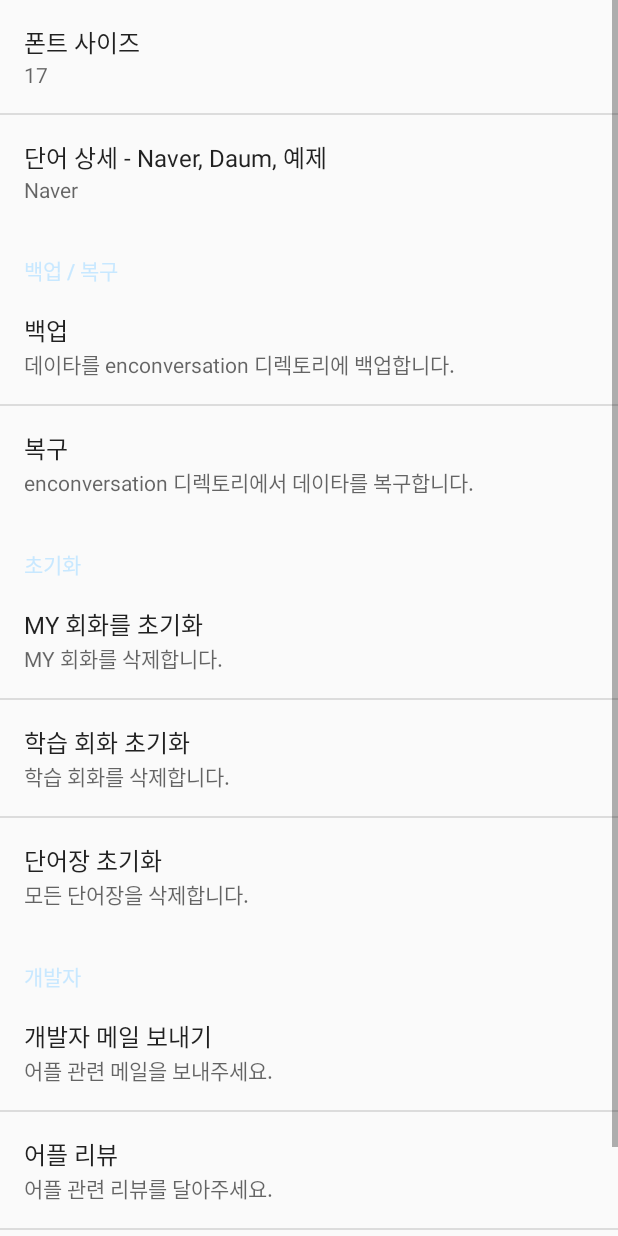
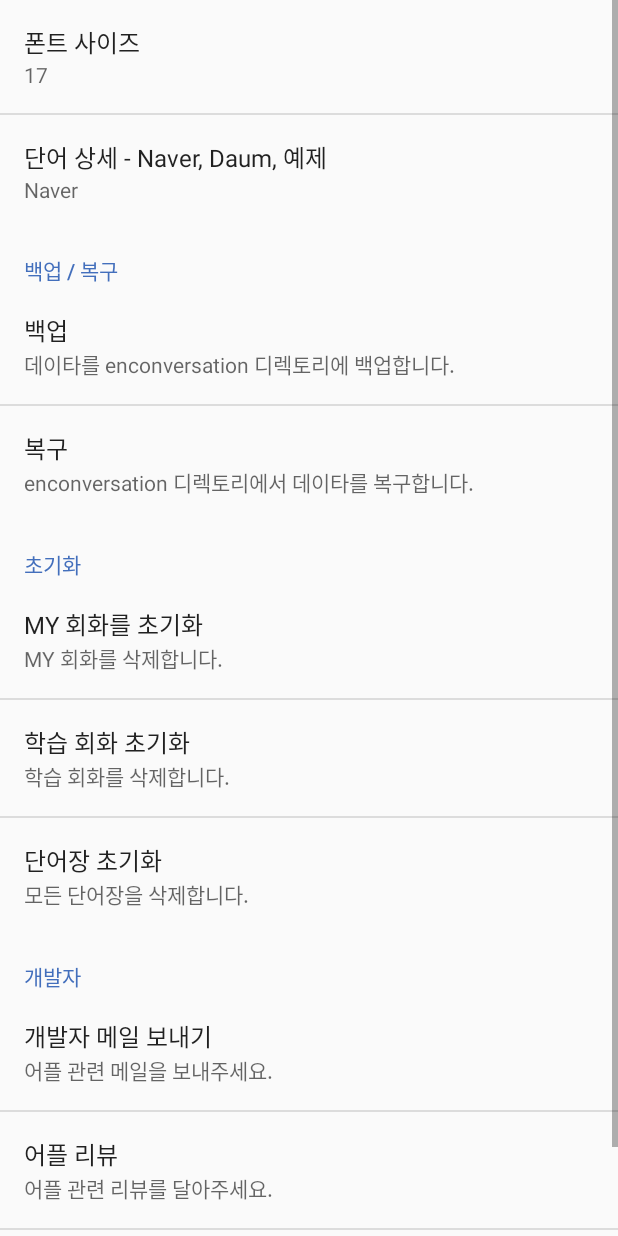
Before and after one commit to limsm9449/PEnConversation, an Android app: the screen it shows after launch (SettingsActivity), in the options menu, after a tap on "환경 설정", on a phone screen of 412 x 824 dp. Run offline under Robolectric (Android 15) with nearby library versions, the phone set to English and light mode, and no system bars; 9 statements that could not run were skipped.

Commit message:
2017.7.24

```diff
--- a/app/src/main/res/values/colors.xml
+++ b/app/src/main/res/values/colors.xml
@@ -1,15 +1,15 @@
 <?xml version="1.0" encoding="utf-8"?>
 <resources>
     <color name="colorPrimary">#f99735</color>
-    <color name="tabIndicatorColor">#42ffc7</color>
+    <color name="tabIndicatorColor">#2d9778</color>
 
     <color name="webViewMean">#ff4142</color>
 
-    <color name="colorPrimaryDark">#00A0B4</color>
+    <color name="colorPrimaryDark">#5e5d5d</color>
     <color name="textColorPrimary">#FFFFFF</color>
     <color name="windowBackground">#FFFFFF</color>
     <color name="navigationBarColor">#000000</color>
-    <color name="colorAccent">#c8e8ff</color>
+    <color name="colorAccent">#436fbc</color>
 
     <color name="tab_text_act">#ffffff</color>
     <color name="tab_text">#d1e7f7</color>
```
Also changed, not shown: app/src/main/java/com/sleepingbear/penconversation/MainActivity.java (+4 -6 lines).
